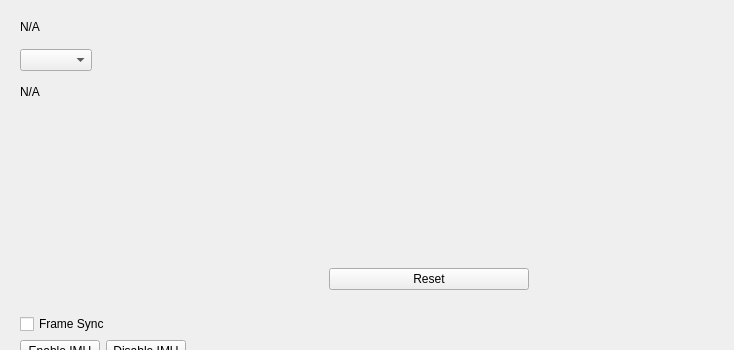
Qt form DMPreview/view/CVideoDeviceIMUWidget.ui (eYs3D/HD-DM-Linux-SDK-Release) before a commit; both pictures show x 0 to 734 and y 0 to 350 of the 977 by 492 pixel window.
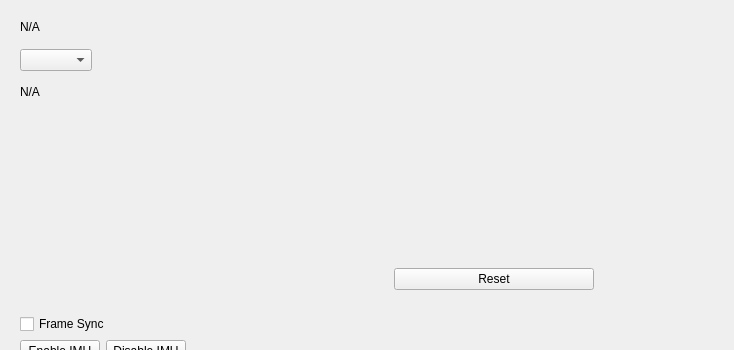
The same form after that commit.

```diff
--- a/DMPreview/view/CVideoDeviceIMUWidget.ui
+++ b/DMPreview/view/CVideoDeviceIMUWidget.ui
@@ -202,7 +202,7 @@
            </property>
            <property name="minimumSize">
             <size>
-             <width>300</width>
+             <width>365</width>
              <height>200</height>
             </size>
            </property>
```
